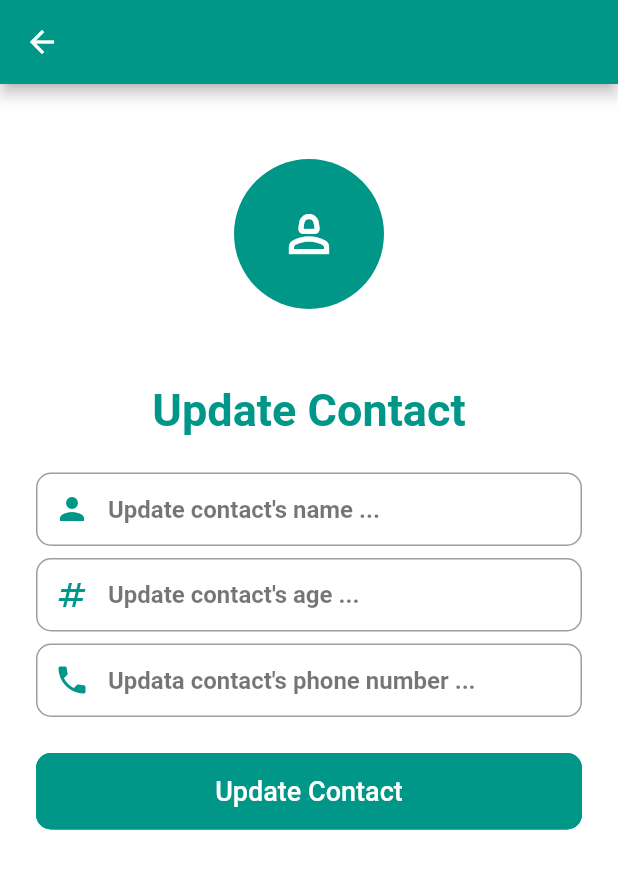
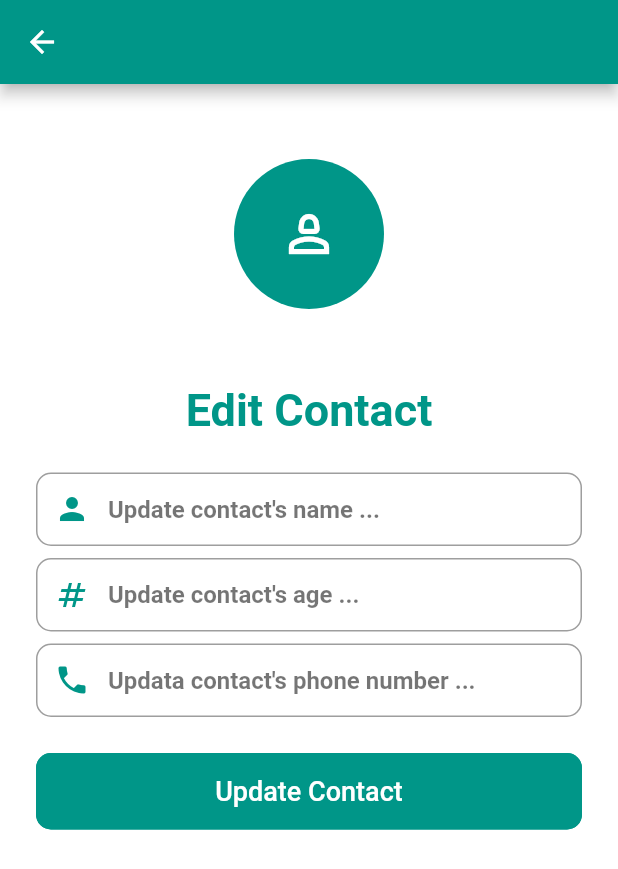
Before and after one commit to SinirliJapon/Contact_Book, a Flutter app: the EditContactScreen screen opened directly with empty values, after a tap on "Update Contact", on a phone screen of 412 x 824 dp. Shown: the top 869 px of the screen. Run offline on Flutter 3.47's test engine with Material 2 defaults, Android fonts, the phone set to English and light mode, and no system bars; our stand-ins replace flutter_profile_picture, google_nav_bar, hive, hive_flutter, permission_handler; missing offline and left inert: fast_contacts, favorite_button; accounts and stored records are empty.

Commit message:
Fixing bugs

```diff
--- a/lib/screens/edit_contact_screen.dart
+++ b/lib/screens/edit_contact_screen.dart
@@ -2,7 +2,6 @@ import 'package:contactbook/constants.dart';
 import 'package:contactbook/model/contact.dart';
 import 'package:contactbook/repository/contact_book.dart';
 import 'package:flutter/material.dart';
-import 'package:permission_handler/permission_handler.dart';
 import '../widgets.dart';
 
 class EditContactScreen extends StatefulWidget {
@@ -59,7 +58,7 @@ class _EditContactScreenState extends State<EditContactScreen> {
               ),
               const Center(
                 child: Text(
-                  'Update Contact',
+                  'Edit Contact',
                   style: TextStyle(
                     fontSize: 30,
                     fontWeight: FontWeight.bold,
@@ -108,6 +107,7 @@ class _EditContactScreenState extends State<EditContactScreen> {
                     isFavorite: false,
                   );
                   Navigator.pop(context);
+                  Navigator.pop(context);
                 },
                 child: const Text(
                   'Update Contact',
```
